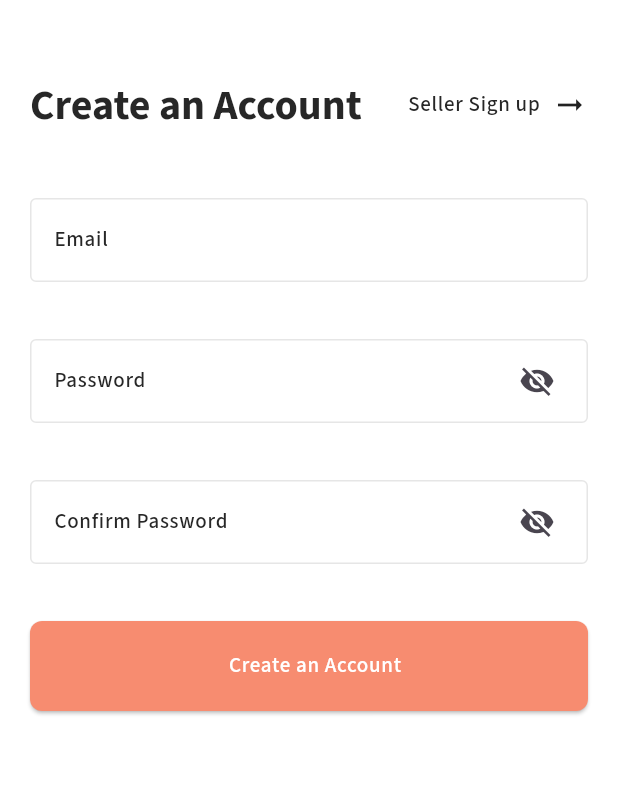
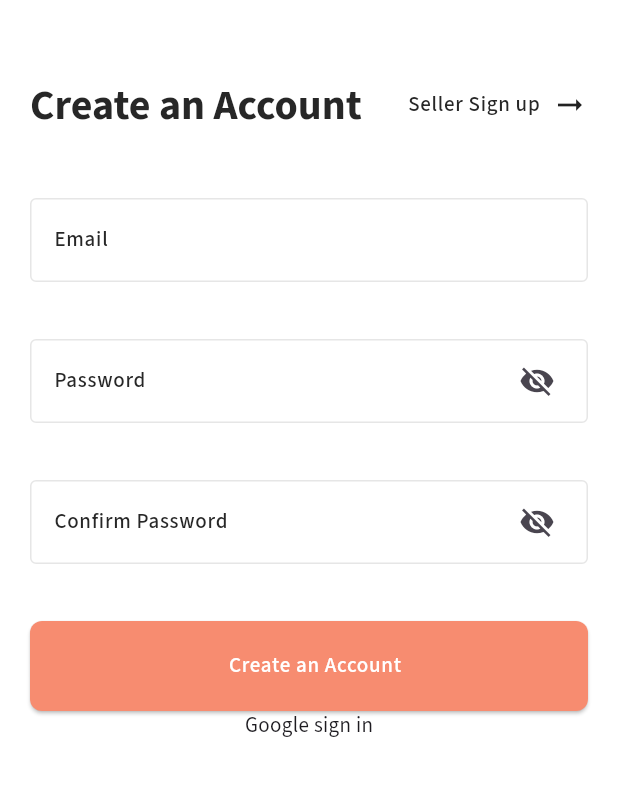
Before and after one commit to umamahacse/ecommerce_FE, a Flutter app: the screen it shows after launch, after a tap on "Sign up", on a phone screen of 412 x 824 dp, the part 225-1021 px from its top. Run offline on Flutter 3.47's test engine with Material 3 defaults, Android fonts, the phone set to English and light mode, and no system bars; our stand-ins replace dio, firebase_auth, firebase_core, flutter_screenutil, flutter_svg, go_router and 2 more; accounts and stored records are empty; generated files the repository leaves out were written again; network calls fail.

Commit message:
Google sign-in implementation done.

```diff
--- a/lib/data/data_source/buyer/buyer_api_endpoints.dart
+++ b/lib/data/data_source/buyer/buyer_api_endpoints.dart
@@ -2,4 +2,5 @@ import 'package:frontend_ecommerce/config/endpoints_config.dart';
 
 class BuyerApiEndpoints {
   static const String buyerRegister = "${EndpointsConfig.backendUrl}buyer/register";
+  static const String buyerRegisterSocial = "${EndpointsConfig.backendUrl}buyer/register-social";
 }
--- a/lib/features/buyer/authentication/model/buyer_register_request_model.dart
+++ b/lib/features/buyer/authentication/model/buyer_register_request_model.dart
@@ -4,24 +4,28 @@ class BuyerRegisterRequestModel {
         required this.lastName,
         required this.email,
         required this.password,
+        this.idToken
     });
 
     final String? firstName;
     final String? lastName;
     final String? email;
     final String? password;
+    final String? idToken;
 
     BuyerRegisterRequestModel copyWith({
         String? firstName,
         String? lastName,
         String? email,
         String? password,
+        String? idToken
     }) {
         return BuyerRegisterRequestModel(
             firstName: firstName ?? this.firstName,
             lastName: lastName ?? this.lastName,
             email: email ?? this.email,
             password: password ?? this.password,
+            idToken: idToken ?? this.idToken
         );
     }
 
@@ -31,6 +35,7 @@ class BuyerRegisterRequestModel {
             lastName: json["last_name"],
             email: json["email"],
             password: json["password"],
+            idToken: json['id_token']
         );
     }
 
@@ -39,10 +44,11 @@ class BuyerRegisterRequestModel {
         "last_name": lastName,
         "email": email,
         "password": password,
+        "id_token" : idToken.toString()
     };
 
     @override
     String toString(){
-        return "$firstName, $lastName, $email, $password, ";
+        return "$firstName, $lastName, $email, $password, $idToken";
     }
 }
--- a/lib/features/buyer/authentication/view/buyer_register.dart
+++ b/lib/features/buyer/authentication/view/buyer_register.dart
@@ -19,7 +19,7 @@ class BuyerRegister extends StatelessWidget {
             crossAxisAlignment: CrossAxisAlignment.start,
             mainAxisSize: MainAxisSize.max,
             children: [
-              ResponsiveWidget.isSmallScreen(context) ? const Expanded(
+              ResponsiveWidget.isSmallScreen(context) ? Expanded(
                       child: Column(
                         mainAxisAlignment: MainAxisAlignment.start,
                         crossAxisAlignment: CrossAxisAlignment.start,
@@ -36,7 +36,7 @@ class BuyerRegister extends StatelessWidget {
                       child: Image.asset('asset/images/register.jpeg',
                       fit: BoxFit.cover,),
                     ),
-                    const Expanded(
+                    Expanded(
                       flex: 1,
                       child: Column(
                         mainAxisAlignment: MainAxisAlignment.center,
--- a/lib/main.dart
+++ b/lib/main.dart
@@ -1,3 +1,4 @@
+import 'package:firebase_core/firebase_core.dart';
 import 'package:flutter/material.dart';
 import 'package:flutter_screenutil/flutter_screenutil.dart';
 import 'package:frontend_ecommerce/route/multi_provider_list.dart';
@@ -5,7 +6,19 @@ import 'package:frontend_ecommerce/route/router_config.dart';
 import 'package:flutter_gen/gen_l10n/app_localizations.dart';
 import 'package:provider/provider.dart';
 
-void main() {
+void main() async{
+  await Firebase.initializeApp(
+      options: const FirebaseOptions(
+        // these are variable
+        // for each firebase project
+          apiKey: "AIzaSyAcDLmpJ4r6EwmYvySXJVfZC31mm1v7r3o",
+          authDomain: "fe-ecommerce-8a9c4.firebaseapp.com",
+          projectId: "fe-ecommerce-8a9c4",
+          storageBucket: "fe-ecommerce-8a9c4.appspot.com",
+          messagingSenderId: "181031022020",
+          appId: "1:181031022020:web:f8d53b2727de697ec10891",
+          measurementId: "G-3XTMSF334X")
+  );
   runApp(MultiProvider(
     providers: providersList,
     child: const App()));
--- a/pubspec.yaml
+++ b/pubspec.yaml
@@ -44,6 +44,9 @@ dependencies:
   flutter_svg: ^2.0.10+1
   dio: ^5.7.0
   logger: ^2.4.0
+  google_sign_in: ^6.2.1
+  firebase_auth: ^5.3.1
+  firebase_core: ^3.6.0
 
 
 dev_dependencies:
```
Also changed, not shown: lib/data/data_source/buyer/buyer_data_source.dart (+16 -0 lines), lib/features/buyer/authentication/view/register_form.dart (+47 -2 lines), lib/features/buyer/authentication/view_model/register_viewmodel.dart (+29 -0 lines), pubspec.lock, 2 other files.
